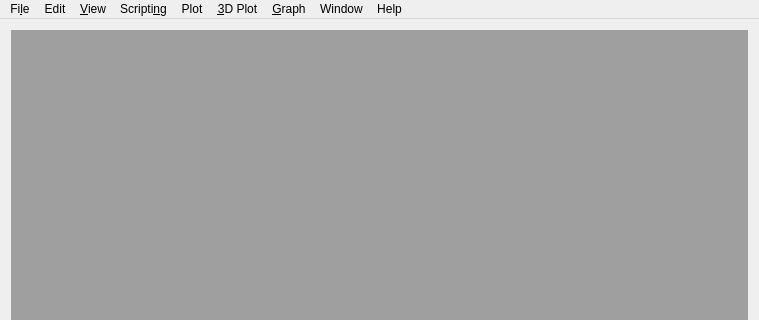
Qt form AlphaPlot/src/ApplicationWindow.ui (narunlifescience/AlphaPlot) before a commit; both pictures show x 0 to 759 and y 0 to 320 of the 759 by 519 pixel window.
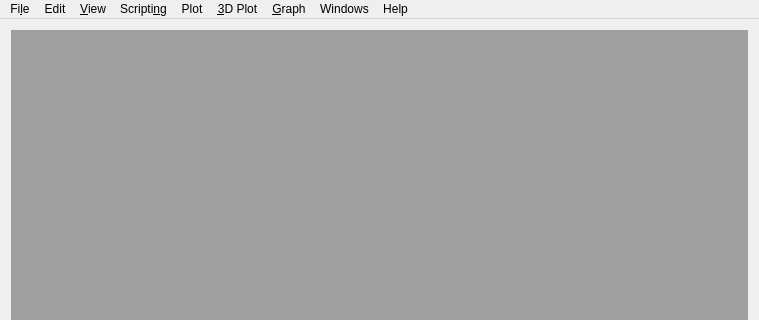
The same form after that commit.

The edit to the form file:
```diff
--- a/AlphaPlot/src/ApplicationWindow.ui
+++ b/AlphaPlot/src/ApplicationWindow.ui
@@ -243,7 +243,7 @@
    </widget>
    <widget class="QMenu" name="menuWindow">
     <property name="title">
-     <string>Window</string>
+     <string>Windows</string>
     </property>
     <addaction name="actionCascadeWindow"/>
     <addaction name="actionTileWindow"/>
```
Left out of the diff: 18 changed lines with no effect on the pictures.
